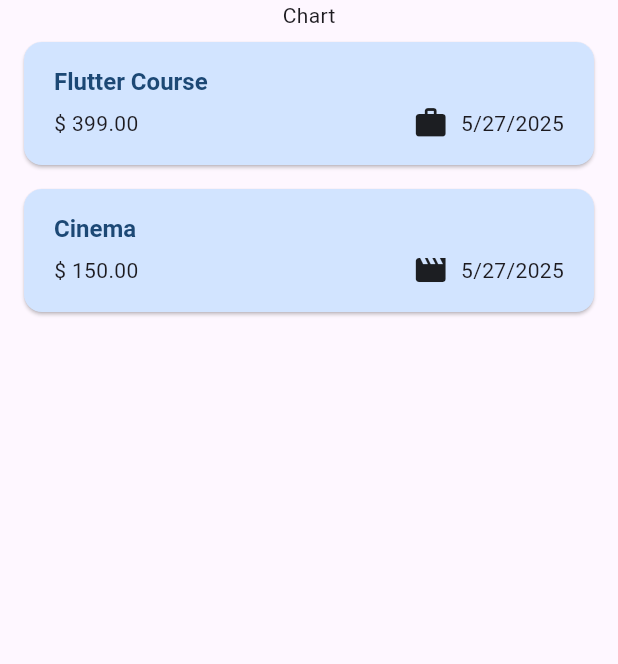
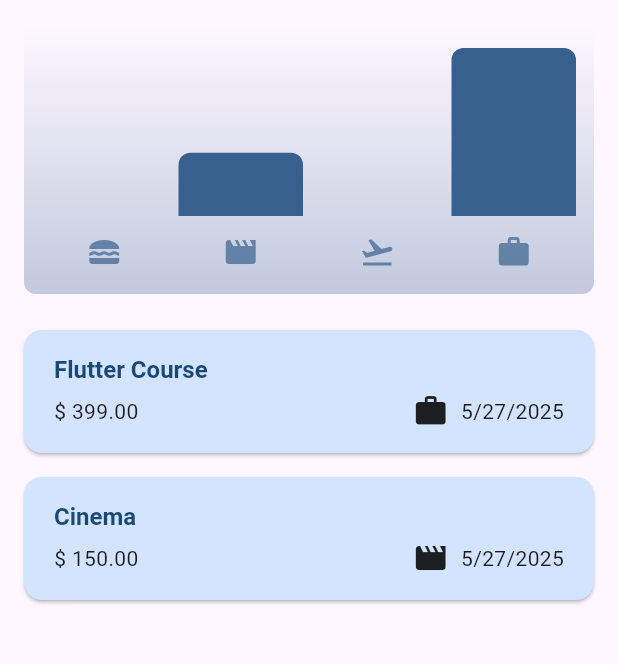
Before and after one commit to TarakBarjadiya/Flutter-Projects, a Flutter app: the screen it shows after launch, on a phone screen of 412 x 824 dp, the part 84-748 px from its top. Run offline on Flutter 3.47's test engine with Material 3 defaults, Android fonts, the phone set to English and light mode, and no system bars; our stand-ins replace google_fonts.

Commit message:
Added Charts

```diff
--- a/expense_tracker/lib/models/expense.dart
+++ b/expense_tracker/lib/models/expense.dart
@@ -32,3 +32,29 @@ class Expense {
     return formatter.format(date);
   }
 }
+
+class ExpenseBucket {
+  const ExpenseBucket({
+    required this.category,
+    required this.expenses,
+  });
+
+  ExpenseBucket.forCategory({
+    required List<Expense> allExpenses,
+    required this.category,
+  }) : expenses = allExpenses
+           .where((expense) => expense.category == category)
+           .toList();
+
+  final Category category;
+  final List<Expense> expenses;
+
+  double get totalExpenses {
+    double sum = 0;
+    for (Expense expense in expenses) {
+      sum += expense.amount;
+    }
+
+    return sum;
+  }
+}
--- a/expense_tracker/lib/views/expenses_view.dart
+++ b/expense_tracker/lib/views/expenses_view.dart
@@ -1,4 +1,5 @@
 import 'package:expense_tracker/models/expense.dart';
+import 'package:expense_tracker/widgets/chart/chart.dart';
 import 'package:expense_tracker/widgets/expenses_list/expenses_list.dart';
 import 'package:expense_tracker/widgets/new_expense.dart';
 import 'package:flutter/material.dart';
@@ -94,7 +95,7 @@ class _ExpensesState extends State<Expenses> {
       ),
       body: Column(
         children: [
-          const Text("Chart"),
+          Chart(expenses: _registeredExpenses),
           Expanded(child: mainContent),
         ],
       ),
--- /dev/null
+++ b/expense_tracker/lib/widgets/chart/chart.dart
@@ -0,0 +1,118 @@
+import 'package:flutter/material.dart';
+
+import 'package:expense_tracker/widgets/chart/chart_bar.dart';
+import 'package:expense_tracker/models/expense.dart';
+
+class Chart extends StatelessWidget {
+  const Chart({super.key, required this.expenses});
+
+  final List<Expense> expenses;
+
+  List<ExpenseBucket> get buckets {
+    return [
+      ExpenseBucket.forCategory(
+        allExpenses: expenses,
+        category: Category.food,
+      ),
+      ExpenseBucket.forCategory(
+        allExpenses: expenses,
+        category: Category.leisure,
+      ),
+      ExpenseBucket.forCategory(
+        allExpenses: expenses,
+        category: Category.travel,
+      ),
+      ExpenseBucket.forCategory(
+        allExpenses: expenses,
+        category: Category.work,
+      ),
+    ];
+  }
+
+  double get maxTotalExpense {
+    double maxTotalExpense = 0;
+
+    for (final bucket in buckets) {
+      if (bucket.totalExpenses > maxTotalExpense) {
+        maxTotalExpense = bucket.totalExpenses;
+      }
+    }
+
+    return maxTotalExpense;
+  }
+
+  @override
+  Widget build(BuildContext context) {
+    final isDarkMode =
+        MediaQuery.of(context).platformBrightness ==
+        Brightness.dark;
+    return Container(
+      margin: const EdgeInsets.all(16),
+      padding: const EdgeInsets.symmetric(
+        vertical: 16,
+        horizontal: 8,
+      ),
+      width: double.infinity,
+      height: 180,
+      decoration: BoxDecoration(
+        borderRadius: BorderRadius.circular(8),
+        gradient: LinearGradient(
+          colors: [
+            Theme.of(
+              context,
+            ).colorScheme.primary.withValues(alpha: 0.3),
+            Theme.of(
+              context,
+            ).colorScheme.primary.withValues(alpha: 0.0),
+          ],
+          begin: Alignment.bottomCenter,
+          end: Alignment.topCenter,
+        ),
+      ),
+      child: Column(
+        children: [
+          Expanded(
+            child: Row(
+              crossAxisAlignment: CrossAxisAlignment.end,
+              children: [
+                // alternative to map()
+                for (final bucket in buckets)
+                  ChartBar(
+                    fill: bucket.totalExpenses == 0
+                        ? 0
+                        : bucket.totalExpenses /
+                              maxTotalExpense,
+                  ),
+              ],
+            ),
+          ),
+          const SizedBox(height: 12),
+          Row(
+            children: buckets
+                .map(
+                  (bucket) => Expanded(
+                    child: Padding(
+                      padding: const EdgeInsets.symmetric(
+                        horizontal: 4,
+                      ),
+                      child: Icon(
+                        categoryIcons[bucket.category],
+                        color: isDarkMode
+                            ? Theme.of(
+                                context,
+                              ).colorScheme.primary
+                            : Theme.of(context)
+                                  .colorScheme
+                                  .primary
+                                  .withValues(alpha: 0.7),
+                      ),
+                    ),
+                  ),
+                )
+                .toList(),
+          ),
+        ],
+      ),
+    );
+  }
+}
--- /dev/null
+++ b/expense_tracker/lib/widgets/chart/chart_bar.dart
@@ -0,0 +1,33 @@
+import 'package:flutter/material.dart';
+
+class ChartBar extends StatelessWidget {
+  const ChartBar({super.key, required this.fill});
+
+  final double fill;
+
+  @override
+  Widget build(BuildContext context) {
+    final isDarkMode =
+        MediaQuery.of(context).platformBrightness ==
+        Brightness.dark;
+    return Expanded(
+      child: Padding(
+        padding: const EdgeInsets.symmetric(horizontal: 4),
+        child: FractionallySizedBox(
+          heightFactor: fill,
+          child: DecoratedBox(
+            decoration: BoxDecoration(
+              shape: BoxShape.rectangle,
+              borderRadius: const BorderRadius.vertical(
+                top: Radius.circular(8),
+              ),
+              color: isDarkMode
+                  ? Theme.of(context).colorScheme.primary
+                  : Theme.of(context).colorScheme.primary,
+            ),
+          ),
+        ),
+      ),
+    );
+  }
+}
--- a/expense_tracker/lib/widgets/new_expense.dart
+++ b/expense_tracker/lib/widgets/new_expense.dart
@@ -97,6 +97,9 @@ class _NewExpenseState extends State<NewExpense> {
             decoration: const InputDecoration(
               label: Text('Expense Title'),
             ),
+            style: Theme.of(
+              context,
+            ).textTheme.bodyMedium!.copyWith(fontSize: 16),
           ),
           Row(
             children: [
@@ -108,6 +111,10 @@ class _NewExpenseState extends State<NewExpense> {
                     prefixText: '\$ ',
                     label: Text('Amount'),
                   ),
+                  style: Theme.of(context)
+                      .textTheme
+                      .bodyMedium!
+                      .copyWith(fontSize: 16),
                 ),
               ),
               const SizedBox(width: 16),
```
